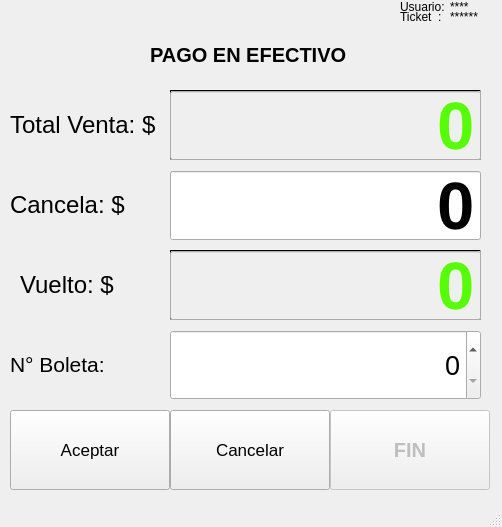
Qt form gui/pagoEfectivo.ui (jptapia5/pos) before a commit.
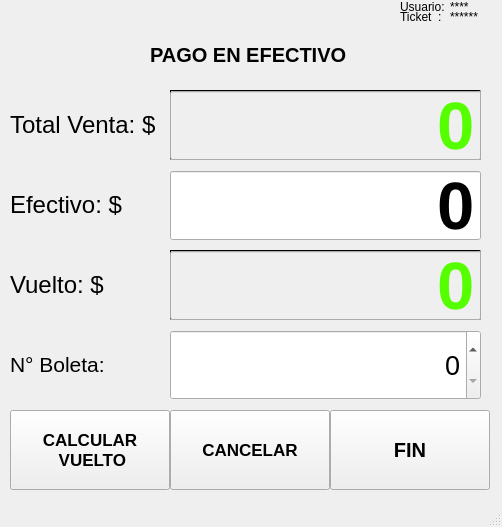
The same form after that commit. Icons and pictures are not drawn.

The edit to the form file:
```diff
--- a/gui/pagoEfectivo.ui
+++ b/gui/pagoEfectivo.ui
@@ -10,9 +10,24 @@
     <height>527</height>
    </rect>
   </property>
+  <property name="maximumSize">
+   <size>
+    <width>502</width>
+    <height>527</height>
+   </size>
+  </property>
+  <property name="contextMenuPolicy">
+   <enum>Qt::NoContextMenu</enum>
+  </property>
+  <property name="acceptDrops">
+   <bool>false</bool>
+  </property>
   <property name="windowTitle">
    <string>Pago en Efectivo</string>
   </property>
+  <property name="toolButtonStyle">
+   <enum>Qt::ToolButtonTextOnly</enum>
+  </property>
   <widget class="QWidget" name="centralwidget">
    <widget class="QLabel" name="label">
     <property name="geometry">
@@ -32,12 +47,12 @@
      <rect>
       <x>10</x>
       <y>170</y>
-      <width>150</width>
+      <width>161</width>
       <height>70</height>
      </rect>
     </property>
     <property name="text">
-     <string>&lt;html&gt;&lt;head/&gt;&lt;body&gt;&lt;p&gt;&lt;span style=&quot; font-size:18pt;&quot;&gt;Cancela: $&lt;/span&gt;&lt;/p&gt;&lt;/body&gt;&lt;/html&gt;</string>
+     <string>&lt;html&gt;&lt;head/&gt;&lt;body&gt;&lt;p&gt;&lt;span style=&quot; font-size:18pt;&quot;&gt;Efectivo:      $&lt;/span&gt;&lt;/p&gt;&lt;/body&gt;&lt;/html&gt;</string>
     </property>
    </widget>
    <widget class="QPushButton" name="btnCancelar">
@@ -52,10 +67,12 @@
     <property name="font">
      <font>
       <pointsize>13</pointsize>
+      <weight>75</weight>
+      <bold>true</bold>
      </font>
     </property>
     <property name="text">
-     <string>Cancelar</string>
+     <string>CANCELAR</string>
     </property>
     <property name="icon">
      <iconset>
@@ -79,14 +96,21 @@
     </property>
     <property name="font">
      <font>
+      <family>MS Shell Dlg 2</family>
       <pointsize>13</pointsize>
+      <weight>75</weight>
+      <italic>false</italic>
+      <bold>true</bold>
+      <underline>false</underline>
+      <strikeout>false</strikeout>
      </font>
     </property>
     <property name="layoutDirection">
      <enum>Qt::LeftToRight</enum>
     </property>
     <property name="text">
-     <string>Aceptar</string>
+     <string>CALCULAR 
+ VUELTO</string>
     </property>
     <property name="icon">
      <iconset>
@@ -195,7 +219,7 @@
    </widget>
    <widget class="QPushButton" name="btnFin">
     <property name="enabled">
-     <bool>false</bool>
+     <bool>true</bool>
     </property>
     <property name="geometry">
      <rect>
@@ -229,9 +253,9 @@
    <widget class="QLabel" name="label_3">
     <property name="geometry">
      <rect>
-      <x>20</x>
+      <x>10</x>
       <y>250</y>
-      <width>150</width>
+      <width>161</width>
       <height>70</height>
      </rect>
     </property>
```
Left out of the diff: 36 changed lines with no effect on the pictures.
